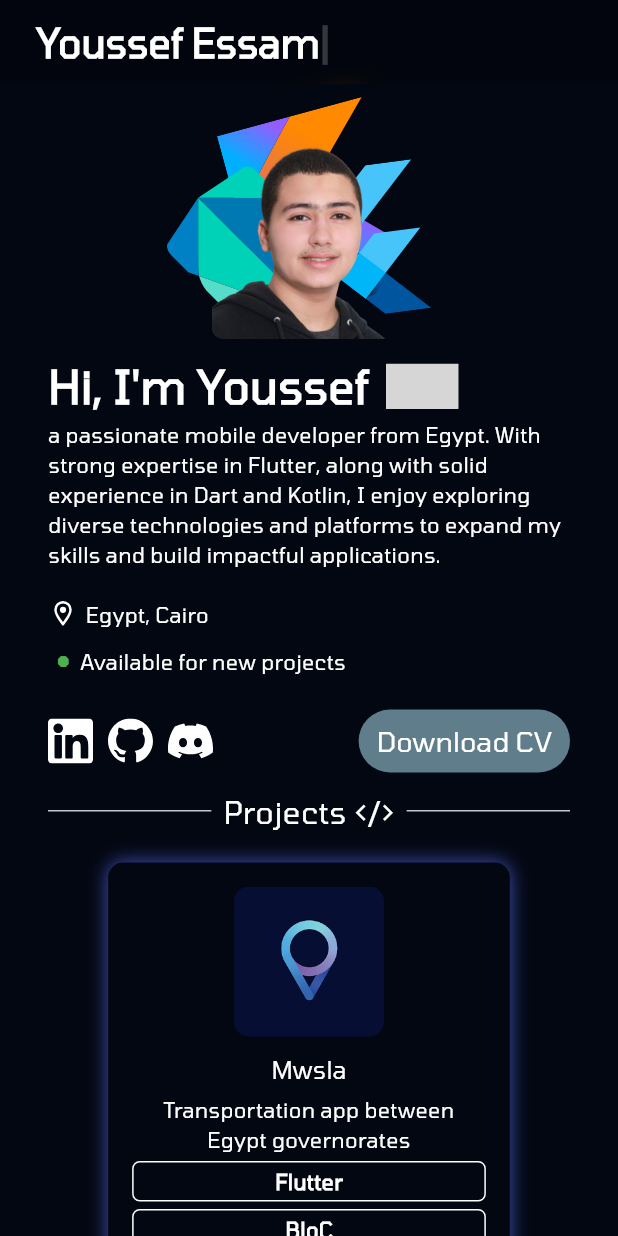
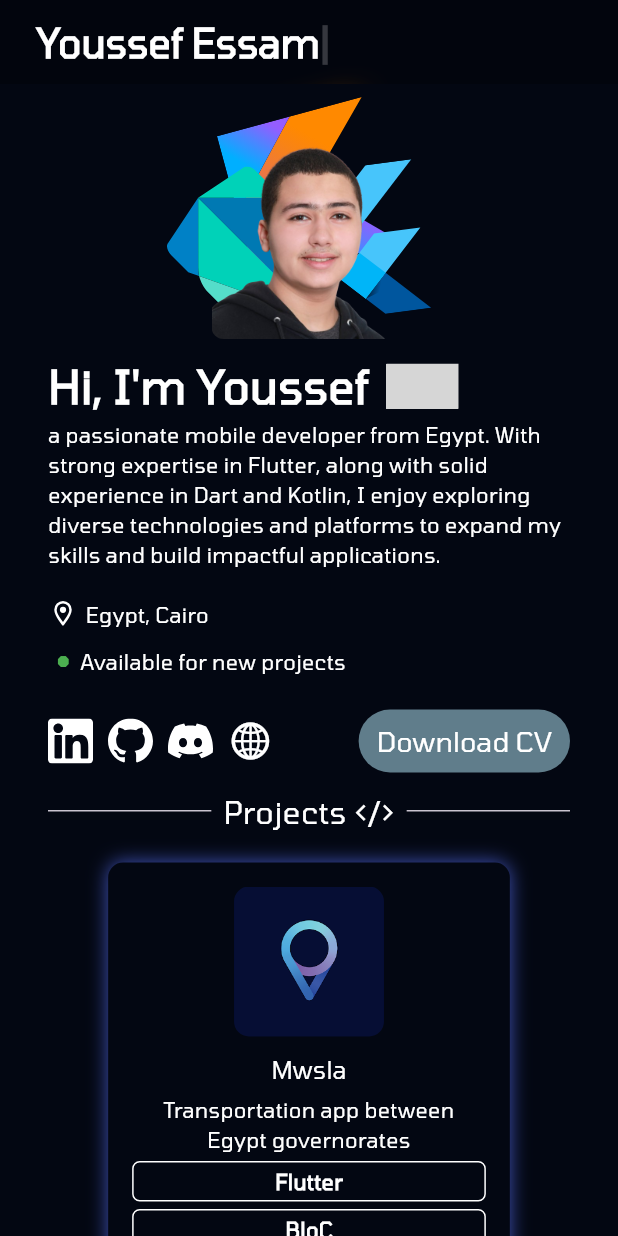
Before and after one commit to 50sync/my-portfolio, a Flutter app: the screen it shows after launch, on a phone screen of 412 x 824 dp. Run offline on Flutter 3.47's test engine with Material 3 defaults, Android fonts, the phone set to English and light mode, and no system bars; our stand-ins replace device_preview, flutter_screenutil, flutter_svg; missing offline and left inert: easy_image_viewer, gif; grey boxes are pictures that could not be loaded.

Commit message:
Portfolio UI finished

```diff
--- a/lib/core/widgets/description_skills.dart
+++ b/lib/core/widgets/description_skills.dart
@@ -1,3 +1,4 @@
+import 'package:flutter/cupertino.dart';
 import 'package:flutter/material.dart';
 import 'package:flutter_screenutil/flutter_screenutil.dart';
 import 'package:flutter_svg/svg.dart';
@@ -82,6 +83,10 @@ class DescriptionSkills extends StatelessWidget {
                 url: 'https://discord.com/users/716052671408373841',
                 svgIcon: 'discord',
               ),
+              SocialIconButton(
+                url: 'https://youssef-essam-flutter-de-kl6z8fl.gamma.site/',
+                icon: CupertinoIcons.globe,
+              ),
               Spacer(),
               TextButton(
                 style: TextButton.styleFrom(backgroundColor: Colors.blueGrey),
--- a/lib/screens/home.dart
+++ b/lib/screens/home.dart
@@ -159,6 +159,13 @@ class Home extends StatelessWidget {
                                     ),
                                   ),
                                 ),
+
+                                TitleDivider(title: 'About'),
+                                Text(
+                                  'Flutter Developer | 🚀 Turning Ideas into Smooth, Beautiful AppsHey there! 👋 I’m Youssef — a passionate Flutter developer 🐦 with hands-on experience building modern, cross-platform mobile apps 📱I specialize in transforming ideas 💡 into fully functional ✅, pixel-perfect 🎨 applications that provide exceptional user experiences 🌟I’m always learning 📚 and improving 🔧, focusing on crafting clean ✍️, scalable 📐 code and delivering reliable 🔒, high-performance ⚡ productsI thrive on problem-solving 🧩 and enjoy turning visions 👀 into seamless, intuitive apps ✨Focused on continuous growth 🌱, I aim to create apps that not only work 💻 but also feel great ❤️Let’s connect 🤝 and build something awesome! 🌍',
+                                  textAlign: TextAlign.center,
+                                  style: TextStyle(color: Colors.white),
+                                ),
                                 TitleDivider(title: 'Contact📞'),
                                 Column(
                                   spacing: 10,
@@ -233,12 +240,6 @@ class Home extends StatelessWidget {
                                     ),
                                   ],
                                 ),
-                                TitleDivider(title: 'About'),
-                                Text(
-                                  'Flutter Developer | Turning Ideas into Smooth, Beautiful AppsHey there! I’m Youssef — a passionate Flutter developer with hands-on experience building modern, cross-platform mobile apps. I specialize in transforming ideas into fully functional, pixel-perfect applications that provide exceptional user experiences.I’m always learning and improving, focusing on crafting clean, scalable code and delivering reliable, high-performance products. I thrive on problem-solving and enjoy turning visions into seamless, intuitive apps.Focused on continuous growth, I aim to create apps that not only work but also feel great.Let’s connect and build something awesome!',
-                                  textAlign: TextAlign.center,
-                                  style: TextStyle(color: Colors.white),
-                                ),
                               ],
                             ),
                           ),
```
